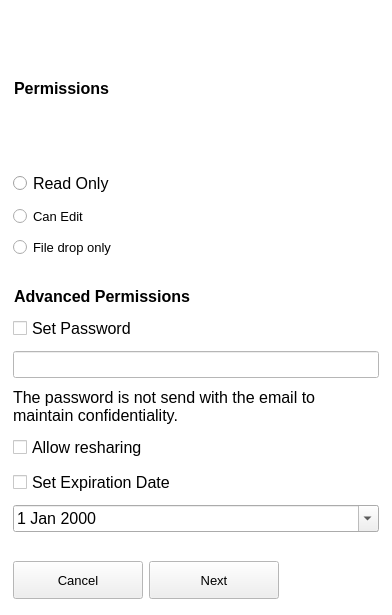
Old version of the form src/gui/shareusergrouppermissionwidget.ui in the repository nextmcloud/desktop.
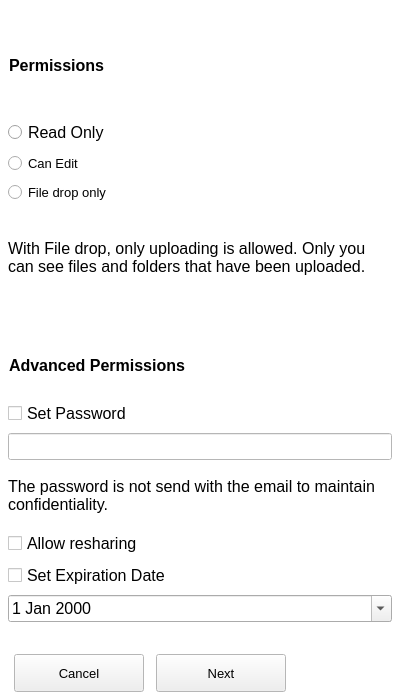
New version of the form.

What changed in the file:
```diff
--- a/src/gui/shareusergrouppermissionwidget.ui
+++ b/src/gui/shareusergrouppermissionwidget.ui
@@ -6,8 +6,8 @@
    <rect>
     <x>0</x>
     <y>0</y>
-    <width>392</width>
-    <height>615</height>
+    <width>400</width>
+    <height>700</height>
    </rect>
   </property>
   <property name="sizePolicy">
@@ -86,97 +86,23 @@
     <pointsize>10</pointsize>
    </font>
   </property>
-  <layout class="QGridLayout" name="gridLayout_2">
+  <layout class="QVBoxLayout" name="verticalLayout_3">
+   <property name="spacing">
+    <number>8</number>
+   </property>
    <property name="leftMargin">
     <number>8</number>
    </property>
    <property name="topMargin">
-    <number>5</number>
+    <number>8</number>
    </property>
    <property name="rightMargin">
     <number>8</number>
    </property>
    <property name="bottomMargin">
-    <number>16</number>
+    <number>8</number>
    </property>
-   <property name="spacing">
-    <number>5</number>
-   </property>
-   <item row="5" column="0">
-    <spacer name="verticalSpacer">
-     <property name="orientation">
-      <enum>Qt::Vertical</enum>
-     </property>
-     <property name="sizeType">
-      <enum>QSizePolicy::Fixed</enum>
-     </property>
-     <property name="sizeHint" stdset="0">
-      <size>
-       <width>20</width>
-       <height>24</height>
-      </size>
-     </property>
-    </spacer>
-   </item>
-   <item row="6" column="0">
-    <layout class="QHBoxLayout" name="horizontalLayout">
-     <item>
-      <widget class="QPushButton" name="cancelButton">
-       <property name="sizePolicy">
-        <sizepolicy hsizetype="Fixed" vsizetype="Fixed">
-         <horstretch>0</horstretch>
-         <verstretch>0</verstretch>
-        </sizepolicy>
-       </property>
-       <property name="minimumSize">
-        <size>
-         <width>130</width>
-         <height>38</height>
-        </size>
-       </property>
-       <property name="text">
-        <string>Cancel</string>
-       </property>
-      </widget>
-     </item>
-     <item>
-      <widget class="QPushButton" name="nextButton">
-       <property name="sizePolicy">
-        <sizepolicy hsizetype="Fixed" vsizetype="Fixed">
-         <horstretch>0</horstretch>
-         <verstretch>0</verstretch>
-        </sizepolicy>
-       </property>
-       <property name="minimumSize">
-        <size>
-         <width>130</width>
-         <height>38</height>
-        </size>
-       </property>
-       <property name="text">
-        <string>Next</string>
-       </property>
-      </widget>
-     </item>
-     <item>
-      <spacer name="horizontalSpacer">
-       <property name="orientation">
-        <enum>Qt::Horizontal</enum>
-       </property>
-       <property name="sizeType">
-        <enum>QSizePolicy::Fixed</enum>
-       </property>
-       <property name="sizeHint" stdset="0">
-        <size>
-         <width>100</width>
-         <height>20</height>
-        </size>
-       </property>
-      </spacer>
-     </item>
-    </layout>
-   </item>
-   <item row="0" column="0">
+   <item>
     <spacer name="verticalSpacer_4">
      <property name="orientation">
       <enum>Qt::Vertical</enum>
@@ -192,7 +118,177 @@
      </property>
     </spacer>
    </item>
-   <item row="2" column="0">
+   <item>
+    <layout class="QVBoxLayout" name="verticalLayout">
+     <property name="spacing">
+      <number>8</number>
+     </property>
+     <item>
+      <widget class="QLabel" name="PermissionLabel">
+       <property name="sizePolicy">
+        <sizepolicy hsizetype="Preferred" vsizetype="Preferred">
+         <horstretch>0</horstretch>
+         <verstretch>0</verstretch>
+        </sizepolicy>
+       </property>
+       <property name="minimumSize">
+        <size>
+         <width>78</width>
+         <height>0</height>
+        </size>
+       </property>
+       <property name="font">
+        <font>
+         <family>Segoe UI</family>
+         <pointsize>12</pointsize>
+         <weight>75</weight>
+         <italic>false</italic>
+         <bold>true</bold>
+        </font>
+       </property>
+       <property name="styleSheet">
+        <string notr="true">&lt;b&gt;font: 12pt &quot;Segoe UI&quot; &lt;/b&gt;;</string>
+       </property>
+       <property name="text">
+        <string>Permissions</string>
+       </property>
+       <property name="alignment">
+        <set>Qt::AlignLeading|Qt::AlignLeft|Qt::AlignVCenter</set>
+       </property>
+       <property name="indent">
+        <number>1</number>
+       </property>
+      </widget>
+     </item>
+     <item>
+      <widget class="QRadioButton" name="readOnlyRadioButton">
+       <property name="palette">
+        <palette>
+         <active>
+          <colorrole role="Highlight">
+           <brush brushstyle="SolidPattern">
+            <color alpha="255">
+             <red>226</red>
+             <green>0</green>
+             <blue>116</blue>
+            </color>
+           </brush>
+          </colorrole>
+          <colorrole role="HighlightedText">
+           <brush brushstyle="SolidPattern">
+            <color alpha="255">
+             <red>226</red>
+             <green>0</green>
+             <blue>116</blue>
+            </color>
+           </brush>
+          </colorrole>
+         </active>
+         <inactive>
+          <colorrole role="Highlight">
+           <brush brushstyle="SolidPattern">
+            <color alpha="255">
+             <red>226</red>
+             <green>0</green>
+             <blue>116</blue>
+            </color>
+           </brush>
+          </colorrole>
+          <colorrole role="HighlightedText">
+           <brush brushstyle="SolidPattern">
+            <color alpha="255">
+             <red>226</red>
+             <green>0</green>
+             <blue>116</blue>
+            </color>
+           </brush>
+          </colorrole>
+         </inactive>
+         <disabled>
+          <colorrole role="Highlight">
+           <brush brushstyle="SolidPattern">
+            <color alpha="255">
+             <red>0</red>
+             <green>120</green>
+             <blue>215</blue>
+            </color>
+           </brush>
+          </colorrole>
+          <colorrole role="HighlightedText">
+           <brush brushstyle="SolidPattern">
+            <color alpha="255">
+             <red>226</red>
+             <green>0</green>
+             <blue>116</blue>
+            </color>
+           </brush>
+          </colorrole>
+         </disabled>
+        </palette>
+       </property>
+       <property name="font">
+        <font>
+         <family>Segoe UI</family>
+         <pointsize>12</pointsize>
+         <weight>50</weight>
+         <italic>false</italic>
+         <bold>false</bold>
+        </font>
+       </property>
+       <property name="styleSheet">
+        <string notr="true">font: 12pt &quot;Segoe UI&quot; ;
+selection-color: #e20074;</string>
+       </property>
+       <property name="text">
+        <string>Read Only</string>
+       </property>
+      </widget>
+     </item>
+     <item>
+      <widget class="QRadioButton" name="editRadioButton">
+       <property name="enabled">
+        <bool>true</bool>
+       </property>
+       <property name="styleSheet">
+        <string notr="true">font: 12pt &quot;Segoe UI&quot;;</string>
+       </property>
+       <property name="text">
+        <string>Can Edit</string>
+       </property>
+      </widget>
+     </item>
+     <item>
+      <widget class="QRadioButton" name="fileDropRadioButton">
+       <property name="styleSheet">
+        <string notr="true">font: 12pt &quot;Segoe UI&quot;;</string>
+       </property>
+       <property name="text">
+        <string>File drop only</string>
+       </property>
+      </widget>
+     </item>
+     <item>
+      <widget class="QLabel" name="FileDropInfo">
+       <property name="font">
+        <font>
+         <family>Segoe UI</family>
+         <pointsize>12</pointsize>
+        </font>
+       </property>
+       <property name="styleSheet">
+        <string notr="true">color:&quot;#666&quot;</string>
+       </property>
+       <property name="text">
+        <string>With File drop, only uploading is allowed. Only you can see files and folders that have been uploaded.</string>
+       </property>
+       <property name="wordWrap">
+        <bool>true</bool>
+       </property>
+      </widget>
+     </item>
+    </layout>
+   </item>
+   <item>
     <spacer name="verticalSpacer_3">
      <property name="orientation">
       <enum>Qt::Vertical</enum>
@@ -208,10 +304,26 @@
      </property>
     </spacer>
    </item>
-   <item row="4" column="0">
+   <item>
+    <spacer name="verticalSpacer_2">
+     <property name="orientation">
+      <enum>Qt::Vertical</enum>
+     </property>
+     <property name="sizeType">
+      <enum>QSizePolicy::Fixed</enum>
+     </property>
+     <property name="sizeHint" stdset="0">
+      <size>
+       <width>20</width>
+       <height>8</height>
+      </size>
+     </property>
+    </spacer>
+   </item>
+   <item>
     <layout class="QVBoxLayout" name="verticalLayout_2">
      <property name="spacing">
-      <number>10</number>
+      <number>7</number>
      </property>
      <item>
       <widget class="QLabel" name="advancePermissionLabel">
@@ -274,6 +386,9 @@
          <pointsize>12</pointsize>
         </font>
        </property>
+       <property name="styleSheet">
+        <string notr="true">color:&quot;#666&quot;</string>
+       </property>
        <property name="text">
         <string>The password is not send with the email to maintain confidentiality.</string>
        </property>
@@ -351,8 +466,8 @@
      </item>
     </layout>
    </item>
-   <item row="3" column="0">
-    <spacer name="verticalSpacer_2">
+   <item>
+    <spacer name="verticalSpacer">
      <property name="orientation">
       <enum>Qt::Vertical</enum>
      </property>
@@ -362,159 +477,66 @@
      <property name="sizeHint" stdset="0">
       <size>
        <width>20</width>
-       <height>8</height>
+       <height>24</height>
       </size>
      </property>
     </spacer>
    </item>
-   <item row="1" column="0">
-    <layout class="QVBoxLayout" name="verticalLayout">
-     <property name="spacing">
-      <number>10</number>
-     </property>
+   <item>
+    <layout class="QHBoxLayout" name="horizontalLayout">
      <item>
-      <widget class="QLabel" name="PermissionLabel">
+      <widget class="QPushButton" name="cancelButton">
        <property name="sizePolicy">
-        <sizepolicy hsizetype="Preferred" vsizetype="Preferred">
+        <sizepolicy hsizetype="Fixed" vsizetype="Fixed">
          <horstretch>0</horstretch>
          <verstretch>0</verstretch>
         </sizepolicy>
        </property>
        <property name="minimumSize">
         <size>
-         <width>78</width>
-         <height>0</height>
+         <width>130</width>
+         <height>38</height>
         </size>
        </property>
-       <property name="font">
-        <font>
-         <family>Segoe UI</family>
-         <pointsize>12</pointsize>
-         <weight>75</weight>
-         <italic>false</italic>
-         <bold>true</bold>
-        </font>
-       </property>
-       <property name="styleSheet">
-        <string notr="true">&lt;b&gt;font: 12pt &quot;Segoe UI&quot; &lt;/b&gt;;</string>
-       </property>
        <property name="text">
-        <string>Permissions</string>
+        <string>Cancel</string>
        </property>
-       <property name="alignment">
-        <set>Qt::AlignLeading|Qt::AlignLeft|Qt::AlignVCenter</set>
-       </property>
-       <property name="indent">
-        <number>1</number>
-       </property>
       </widget>
      </item>
      <item>
-      <widget class="QRadioButton" name="readOnlyRadioButton">
-       <property name="palette">
-        <palette>
-         <active>
-          <colorrole role="Highlight">
-           <brush brushstyle="SolidPattern">
-            <color alpha="255">
-             <red>226</red>
-             <green>0</green>
-             <blue>116</blue>
-            </color>
-           </brush>
-          </colorrole>
-          <colorrole role="HighlightedText">
-           <brush brushstyle="SolidPattern">
-            <color alpha="255">
-             <red>226</red>
-             <green>0</green>
-             <blue>116</blue>
-            </color>
-           </brush>
-          </colorrole>
-         </active>
-         <inactive>
-          <colorrole role="Highlight">
-           <brush brushstyle="SolidPattern">
-            <color alpha="255">
-             <red>226</red>
-             <green>0</green>
-             <blue>116</blue>
-            </color>
-           </brush>
-          </colorrole>
-          <colorrole role="HighlightedText">
-           <brush brushstyle="SolidPattern">
-            <color alpha="255">
-             <red>226</red>
-             <green>0</green>
-             <blue>116</blue>
-            </color>
-           </brush>
-          </colorrole>
-         </inactive>
-         <disabled>
-          <colorrole role="Highlight">
-           <brush brushstyle="SolidPattern">
-            <color alpha="255">
-             <red>0</red>
-             <green>120</green>
-             <blue>215</blue>
-            </color>
-           </brush>
-          </colorrole>
-          <colorrole role="HighlightedText">
-           <brush brushstyle="SolidPattern">
-            <color alpha="255">
-             <red>226</red>
-             <green>0</green>
-             <blue>116</blue>
-            </color>
-           </brush>
-          </colorrole>
-         </disabled>
-        </palette>
+      <widget class="QPushButton" name="nextButton">
+       <property name="sizePolicy">
+        <sizepolicy hsizetype="Fixed" vsizetype="Fixed">
+         <horstretch>0</horstretch>
+         <verstretch>0</verstretch>
+        </sizepolicy>
        </property>
-       <property name="font">
-        <font>
-         <family>Segoe UI</family>
-         <pointsize>12</pointsize>
-         <weight>50</weight>
-         <italic>false</italic>
-         <bold>false</bold>
-        </font>
+       <property name="minimumSize">
+        <size>
+         <width>130</width>
+         <height>38</height>
+        </size>
        </property>
-       <property name="styleSheet">
-        <string notr="true">font: 12pt &quot;Segoe UI&quot; ;
-selection-color: #e20074;</string>
-       </property>
        <property name="text">
-        <string>Read Only</string>
+        <string>Next</string>
        </property>
       </widget>
      </item>
      <item>
-      <widget class="QRadioButton" name="editRadioButton">
-       <property name="enabled">
-        <bool>true</bool>
+      <spacer name="horizontalSpacer">
+       <property name="orientation">
+        <enum>Qt::Horizontal</enum>
        </property>
-       <property name="styleSheet">
-        <string notr="true">font: 12pt &quot;Segoe UI&quot;;</string>
+       <property name="sizeType">
+        <enum>QSizePolicy::Fixed</enum>
        </property>
-       <property name="text">
-        <string>Can Edit</string>
+       <property name="sizeHint" stdset="0">
+        <size>
+         <width>100</width>
+         <height>20</height>
+        </size>
        </property>
-      </widget>
-     </item>
-     <item>
-      <widget class="QRadioButton" name="fileDropRadioButton">
-       <property name="styleSheet">
-        <string notr="true">font: 12pt &quot;Segoe UI&quot;;</string>
-       </property>
-       <property name="text">
-        <string>File drop only</string>
-       </property>
-      </widget>
+      </spacer>
      </item>
     </layout>
    </item>
```
